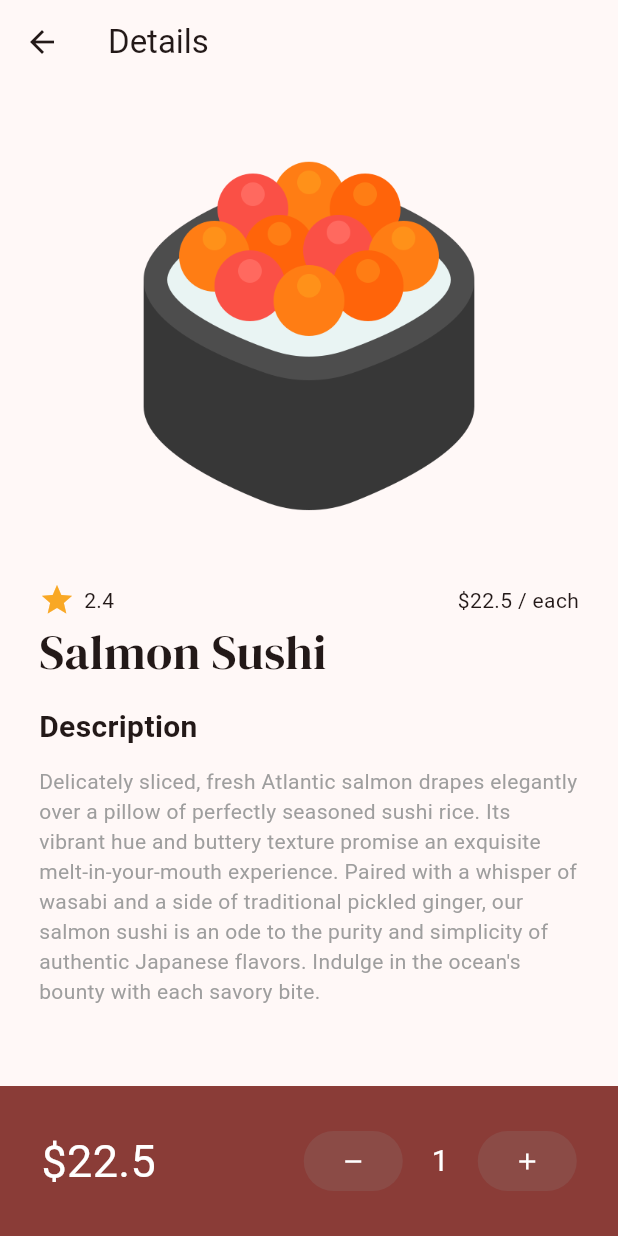
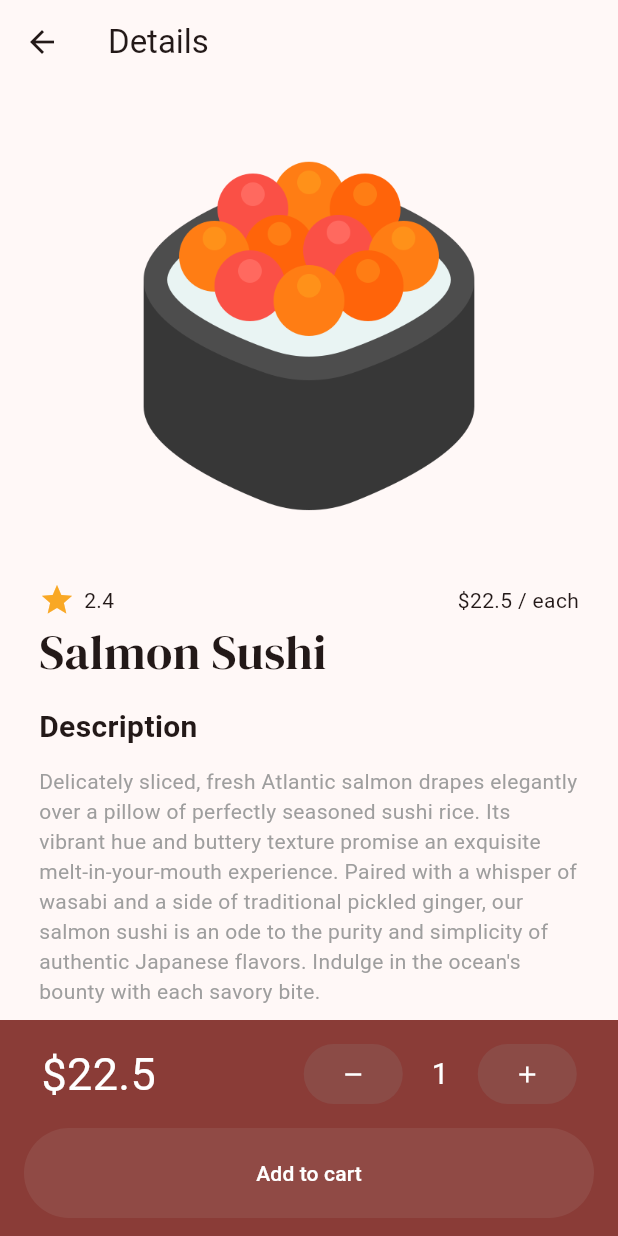
Before and after one commit to polarove/sushi, a Flutter app: the MenuScreen screen opened by its route, after a tap on "Salmon Sushi", on a phone screen of 412 x 824 dp. Run offline on Flutter 3.47's test engine with Material 3 defaults, Android fonts, the phone set to English and light mode, and no system bars; our stand-ins replace device_preview, google_fonts.

Commit message:
处理landscape布局错误

```diff
--- /dev/null
+++ b/devtools_options.yaml
@@ -0,0 +1,3 @@
+description: This file stores settings for Dart & Flutter DevTools.
+documentation: https://docs.flutter.dev/tools/devtools/extensions#configure-extension-enablement-states
+extensions:
--- a/lib/main.dart
+++ b/lib/main.dart
@@ -29,7 +29,7 @@ class MyApp extends StatelessWidget {
   @override
   Widget build(BuildContext context) {
     return MaterialApp(
-      title: 'Flutter Demo',
+      title: 'Sushi app',
       theme: ThemeData(
         colorScheme: ColorScheme.fromSeed(seedColor: primaryColor),
         useMaterial3: true,
--- a/lib/pages/detail_page.dart
+++ b/lib/pages/detail_page.dart
@@ -115,9 +115,12 @@ class _FoodDetailPageState extends State<FoodDetailPage> {
                 left: 0,
                 right: 0,
                 child: Container(
-                  height: 100,
+                    padding: const EdgeInsets.symmetric(vertical: Sizes.large),
                     decoration: const BoxDecoration(color: primaryColor),
-                  child: Row(
+                    child: Column(
+                      mainAxisAlignment: MainAxisAlignment.spaceAround,
+                      children: [
+                        Row(
                           mainAxisAlignment: MainAxisAlignment.spaceAround,
                           children: [
                             // price
@@ -126,7 +129,8 @@ class _FoodDetailPageState extends State<FoodDetailPage> {
                               child: Text(
                                 "\$$_currentPrice",
                                 style: const TextStyle(
-                              color: Colors.white, fontSize: Sizes.giant * 1.5),
+                                    color: Colors.white,
+                                    fontSize: Sizes.giant * 1.5),
                               ),
                             ),
                             // minus button
@@ -145,7 +149,8 @@ class _FoodDetailPageState extends State<FoodDetailPage> {
                                   child: Text(
                                     _quantity.toString(),
                                     style: const TextStyle(
-                                  color: Colors.white, fontSize: Sizes.giant),
+                                        color: Colors.white,
+                                        fontSize: Sizes.giant),
                                   ),
                                 ),
                                 // plus button
@@ -158,7 +163,20 @@ class _FoodDetailPageState extends State<FoodDetailPage> {
                             )
                           ],
                         ),
+                        const SizedBox(
+                          height: Sizes.large,
                         ),
+                        Container(
+                          padding: const EdgeInsets.symmetric(
+                              horizontal: Sizes.extraLarge),
+                          height: Sizes.giant * 3,
+                          width: double.infinity,
+                          child: FilledButton(
+                              onPressed: () => {},
+                              child: const Text("Add to cart")),
+                        )
+                      ],
+                    )),
               )
             ],
           ),
--- a/lib/screen/menu_screen.dart
+++ b/lib/screen/menu_screen.dart
@@ -5,31 +5,7 @@ import 'package:sushi/constants/theme.dart';
 import 'package:sushi/pages/detail_page.dart';
 
 class MenuScreen extends StatelessWidget {
-  MenuScreen({super.key});
-
-  final List foodMenu = [
-    Food(
-        image: Image.asset("lib/images/sushi.png"),
-        rating: "2.4",
-        price: 22.5,
-        name: "Salmon Sushi"),
-    Food(
-        image: Image.asset("lib/images/sushi-2.png"),
-        rating: "4.4",
-        price: 21.5,
-        name: "Tex Sushi"),
-    Food(
-        image: Image.asset("lib/images/sushi-3.png"),
-        rating: "5.0",
-        price: 12.5,
-        name: "Sora Sushi"),
-    Food(
-        image: Image.asset("lib/images/sushi-4.png"),
-        rating: "3.2",
-        price: 18.2,
-        name: "Wumini Sushi"),
-  ];
-
+  const MenuScreen({super.key});
   @override
   Widget build(BuildContext context) {
     return Scaffold(
@@ -69,29 +45,11 @@ class MenuScreen extends StatelessWidget {
                     color: Colors.grey[800],
                     fontSize: Sizes.giant),
               ),
-            Expanded(
-                child: ListView.builder(
-                    scrollDirection: Axis.horizontal,
-                    itemCount: foodMenu.length,
-                    padding: const EdgeInsets.symmetric(vertical: Sizes.large),
-                    itemBuilder: (context, index) {
-                      final food = foodMenu[index];
-                      return GestureDetector(
-                        onTap: () => Navigator.push(
-                            context,
-                            MaterialPageRoute(
-                                builder: (context) =>
-                                    FoodDetailPage(food: food))),
-                        child: FoodTile(
-                          food: food,
-                        ),
-                      );
-                    })),
+              Expanded(child: FoodRecommendations()),
               const Favorite()
             ],
           ),
-      ),
-    );
+        ));
   }
 }
 
@@ -110,6 +68,7 @@ class Discount extends StatelessWidget {
       child: Row(
         mainAxisAlignment: MainAxisAlignment.spaceAround,
         children: [
+          Image.asset("lib/images/sushi.png"),
           Column(
             mainAxisAlignment: MainAxisAlignment.spaceAround,
             children: [
@@ -140,7 +99,6 @@ class Discount extends StatelessWidget {
               ),
             ],
           ),
-          Image.asset("lib/images/sushi.png")
         ],
       ),
     );
@@ -180,6 +138,53 @@ class Food {
       required this.name});
 }
 
+class FoodRecommendations extends StatelessWidget {
+  FoodRecommendations({super.key});
+
+  final List foodMenu = [
+    Food(
+        image: Image.asset("lib/images/sushi.png"),
+        rating: "2.4",
+        price: 22.5,
+        name: "Salmon Sushi"),
+    Food(
+        image: Image.asset("lib/images/sushi-2.png"),
+        rating: "4.4",
+        price: 21.5,
+        name: "Tex Sushi"),
+    Food(
+        image: Image.asset("lib/images/sushi-3.png"),
+        rating: "5.0",
+        price: 12.5,
+        name: "Sora Sushi"),
+    Food(
+        image: Image.asset("lib/images/sushi-4.png"),
+        rating: "3.2",
+        price: 18.2,
+        name: "Wumini Sushi"),
+  ];
+
+  @override
+  Widget build(BuildContext context) {
+    return ListView.builder(
+        scrollDirection: Axis.horizontal,
+        itemCount: foodMenu.length,
+        padding: const EdgeInsets.symmetric(vertical: Sizes.large),
+        itemBuilder: (context, index) {
+          final food = foodMenu[index];
+          return GestureDetector(
+            onTap: () => Navigator.push(
+                context,
+                MaterialPageRoute(
+                    builder: (context) => FoodDetailPage(food: food))),
+            child: FoodTile(
+              food: food,
+            ),
+          );
+        });
+  }
+}
+
 class FoodTile extends StatelessWidget {
   const FoodTile({super.key, required this.food});
 
@@ -188,7 +193,7 @@ class FoodTile extends StatelessWidget {
   @override
   Widget build(BuildContext context) {
     return Container(
-      width: 200,
+      width: MediaQuery.of(context).devicePixelRatio * 50,
       decoration: BoxDecoration(
           color: Colors.white,
           borderRadius: BorderRadius.circular(Sizes.giant)),
@@ -244,7 +249,7 @@ class Favorite extends StatelessWidget {
     return Container(
       padding: const EdgeInsets.symmetric(
           horizontal: Sizes.giant, vertical: Sizes.medium),
-      height: 130,
+      height: MediaQuery.of(context).devicePixelRatio * 40,
       decoration: BoxDecoration(
           color: Colors.white,
           borderRadius: BorderRadius.circular(Sizes.giant)),
```
Also changed, not shown: lib/screen/intro_screen.dart (+16 -8 lines), lib/constants/edge_insets.dart (deleted). Lines whose indentation alone changed are shown as unchanged.
